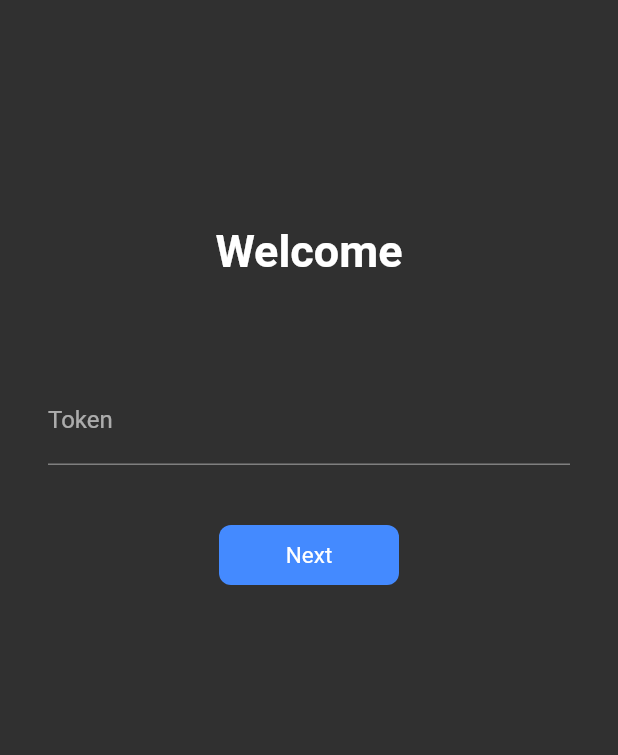
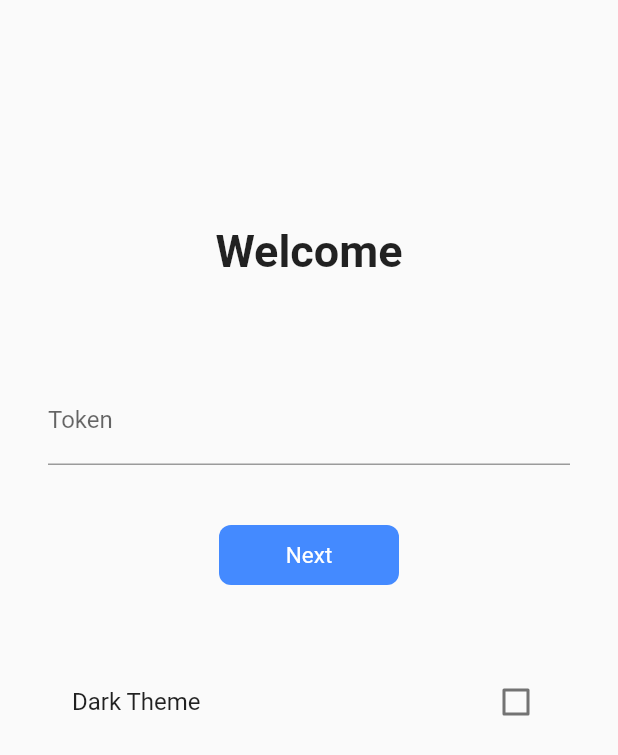
Before and after one commit to DreadedLama/BaseCaller, a Flutter app: the screen it shows after launch, on a phone screen of 412 x 824 dp. Shown: the top 755 px of the screen. Run offline on Flutter 3.47's test engine with Material 2 defaults, Android fonts, the phone set to English and light mode, and no system bars; our stand-ins replace easy_dynamic_theme, permission_handler.

Commit message:
Added Dark theme and http call

```diff
--- a/lib/main.dart
+++ b/lib/main.dart
@@ -1,10 +1,17 @@
+import 'package:base_caller/pages/home_page.dart';
 import 'package:base_caller/pages/main_page.dart';
 import 'package:base_caller/utils/routes.dart';
 import 'package:base_caller/widgets/themes.dart';
+import 'package:easy_dynamic_theme/easy_dynamic_theme.dart';
 import 'package:flutter/material.dart';
-import 'package:base_caller/pages/home_page.dart';
 
-void main() => runApp(MyApp());
+void main() async {
+  runApp(
+    EasyDynamicThemeWidget(
+      child: MyApp(),
+    ),
+  );
+}
 
 class MyApp extends StatefulWidget {
   @override
@@ -17,8 +24,9 @@ class _HomePageState extends State<MyApp> {
   @override
   Widget build(BuildContext context) {
     return MaterialApp(
-      themeMode: MyTheme.darkThemeMode,
+      theme: MyTheme.lightTheme,
       darkTheme: MyTheme.darkTheme,
+      themeMode: EasyDynamicTheme.of(context).themeMode,
       routes: {
         MyRoutes.welcomeRoute: (context) => HomePage(),
         MyRoutes.homeRoute: (context) => MainPage().build(context),
@@ -26,30 +34,3 @@ class _HomePageState extends State<MyApp> {
     );
   }
 }
-
-// //Get root permission
-// Future<int> initRootRequest() async {
-//   bool rootAccess = await RootAccess.requestRootAccess;
-//   print('rootstatus - '+rootAccess.toString());
-//   return readCounter();
-// }
-//
-// Future<File> get _authFile async {
-//   print('return truecaller');
-//   // return File('/data/data/com.truecaller/files/account.v2.bak');
-//   return File('/storage/emulated/0/data/Truecaller.json');
-// }
-//
-// Future<int> readCounter() async {
-//   try {
-//     print('reading file');
-//     final file = await _authFile;
-//     print('Got the file');
-//     final contents = await file.readAsString(); // Read the file
-//     print('contents = '+contents);
-//     return int.parse(contents);
-//   } catch (e) {
-//     print(e);
-//     return 0; // If encountering an error, return 0
-//   }
-// }
--- a/lib/pages/home_page.dart
+++ b/lib/pages/home_page.dart
@@ -1,4 +1,5 @@
 import 'package:base_caller/utils/routes.dart';
+import 'package:easy_dynamic_theme/easy_dynamic_theme.dart';
 import 'package:flutter/material.dart';
 
 import '../main.dart';
@@ -10,6 +11,7 @@ class HomePage extends StatefulWidget {
 
 class _HomeState extends State<HomePage> {
   bool changedButton = false;
+  bool darkTheme = false;
 
   @override
   Widget build(BuildContext context) {
@@ -71,9 +73,21 @@ class _HomeState extends State<HomePage> {
                     ),
                   ),
                 ),
+                SizedBox(height: 50),
+                CheckboxListTile(
+                  title: Text("Dark Theme"),
+                  value: this.darkTheme,
+                  onChanged: (bool? value) async {
+                    setState(() {
+                      this.darkTheme = value!;
+                      EasyDynamicTheme.of(context)
+                          .changeTheme(dynamic: false, dark: value);
+                    });
+                  },
+                ),
               ],
             ),
-          )
+          ),
         ],
       ),
     );
--- a/lib/widgets/themes.dart
+++ b/lib/widgets/themes.dart
@@ -1,12 +1,11 @@
 import 'package:flutter/material.dart';
 
 class MyTheme {
-
   static ThemeMode get darkThemeMode => ThemeMode.dark;
 
   static ThemeMode get lightThemeMode => ThemeMode.light;
 
-  static ThemeData get darkTheme => ThemeData(
-      brightness: Brightness.dark
-  );
+  static ThemeData get darkTheme => ThemeData(brightness: Brightness.dark);
+
+  static ThemeData get lightTheme => ThemeData(brightness: Brightness.light);
 }
--- a/pubspec.yaml
+++ b/pubspec.yaml
@@ -25,7 +25,8 @@ dependencies:
     sdk: flutter
   permission_handler: ^8.1.4+2
   contacts_service: ^0.6.1
-#  root_access: ^1.0.4
+  easy_dynamic_theme: ^2.2.0
+  http: ^0.13.3
 
 
 dev_dependencies:
```
Also changed, not shown: lib/pages/main_page.dart (+33 -2 lines), lib/widgets/httpCall.dart (added, +21 -0 lines), pubspec.lock.
